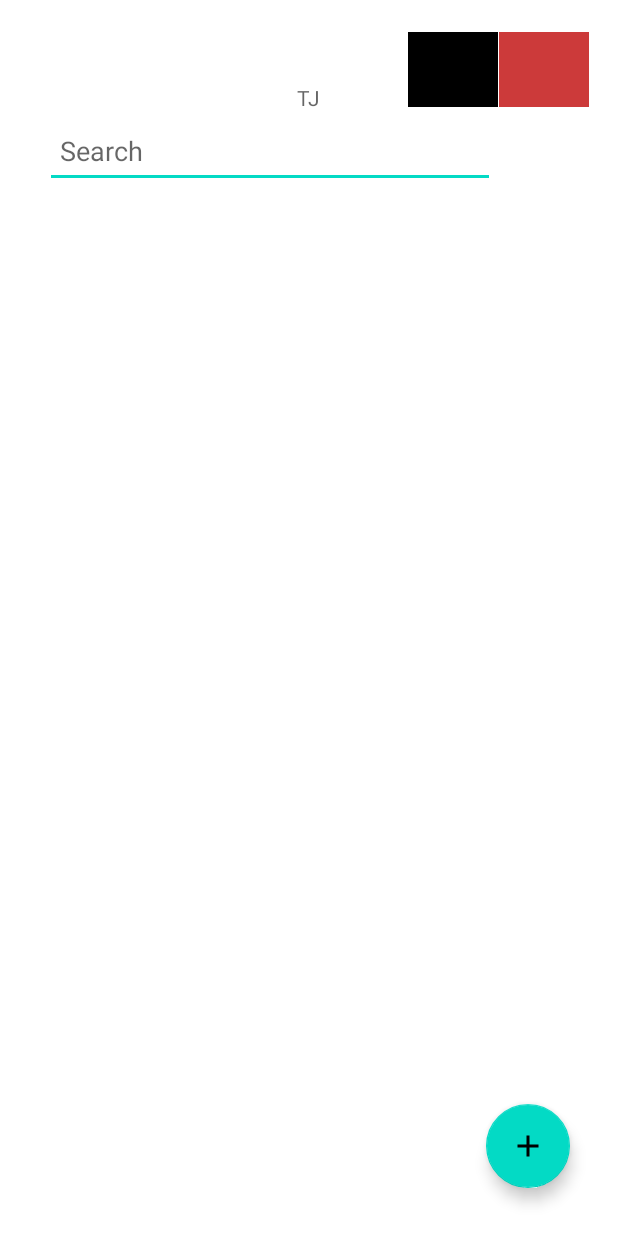
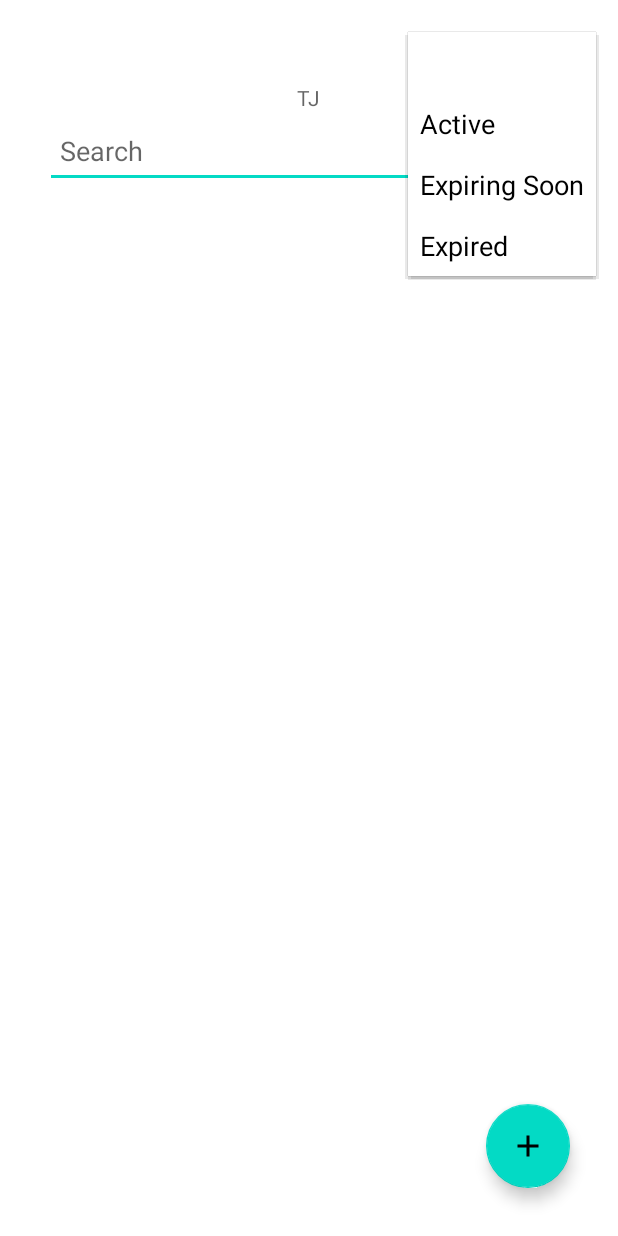
Before and after one commit to Rohancp29/AdminApp, an Android app: the View_customer screen opened directly, with no data from a screen before it, after a tap on an icon or button, on a phone screen of 412 x 824 dp. Run offline under Robolectric (Android 15) with nearby library versions, the phone set to English and light mode, and no system bars; our stand-ins replace Firebase (no records; nobody signed in at launch, a user with empty details on screens opened directly).

```diff
--- a/app/src/main/java/com/technolite/adminapp/MemberAdapter.java
+++ b/app/src/main/java/com/technolite/adminapp/MemberAdapter.java
@@ -52,6 +52,7 @@ public class MemberAdapter extends RecyclerView.Adapter<MemberAdapter.MemberView
         holder.numberTV.setText(member.getMember_number());
         holder.addrsTV.setText(member.getMember_addrs());
         holder.remainderTV.setText(member.getReminder_status());
+        //holder.expiry.setText(member.getExpiry_date());
 
 
     }
@@ -66,7 +67,7 @@ public class MemberAdapter extends RecyclerView.Adapter<MemberAdapter.MemberView
     }
 
     public class MemberViewHolder extends RecyclerView.ViewHolder{
-        TextView nameTV,addrsTV,numberTV,dateTV,remainderTV;
+        TextView nameTV,addrsTV,numberTV,dateTV,remainderTV,expiry;
 
         public MemberViewHolder(@NonNull View itemView) {
             super(itemView);
@@ -76,6 +77,7 @@ public class MemberAdapter extends RecyclerView.Adapter<MemberAdapter.MemberView
             remainderTV=itemView.findViewById(R.id.idcalender);
             dateTV=itemView.findViewById(R.id.iddate);
 
+
         }
     }
 
--- a/app/src/main/java/com/technolite/adminapp/View_customer.java
+++ b/app/src/main/java/com/technolite/adminapp/View_customer.java
@@ -19,9 +19,11 @@ import android.text.Editable;
 import android.text.TextWatcher;
 import android.util.Log;
 import android.view.View;
+import android.widget.AdapterView;
 import android.widget.ArrayAdapter;
 import android.widget.EditText;
 import android.widget.ImageView;
+import android.widget.Spinner;
 import android.widget.TextView;
 import android.widget.Toast;
 
@@ -75,13 +77,18 @@ public class View_customer extends AppCompatActivity {
 
 
 
-        String months[] = {"","Active", "Expering Soon", "Expired"};
+        String months[] = {"","Active", "Expiring Soon", "Expired"};
         List<String> monthList = new ArrayList<>(Arrays.asList(months));
-        ArrayAdapter<String> adapter = new ArrayAdapter<>(this, R.layout.spinner_item_layout, monthList);
-        adapter.setDropDownViewResource(R.layout.spinner_dropdown_item_layout);
+        ArrayAdapter<String> sadapter = new ArrayAdapter<>(this, R.layout.spinner_item_layout, monthList);
+        sadapter.setDropDownViewResource(R.layout.spinner_dropdown_item_layout);
 
 
-        //filter=findViewById(R.id.filter);
+        Spinner status=findViewById(R.id.status);
+        status.setAdapter(sadapter);
+
+
+
+        filter=findViewById(R.id.filter);
         filter.setOnClickListener(new View.OnClickListener() {
             @Override
             public void onClick(View v) {
@@ -115,10 +122,9 @@ public class View_customer extends AppCompatActivity {
                     String member_number = memberSnapshot.child("Mobile").getValue(String.class);
                     String member_fee = memberSnapshot.child("Payment").getValue(String.class);
                     String Duration = memberSnapshot.child("Duration").getValue(String.class);
-
                     String join_date = memberSnapshot.child("Join Date").getValue(String.class);
 
-                    Log.d("TAG", "Name: " + member_name + ", Mobile: " + member_number + ", Address: " + member_addrs + ", Payment: " + member_fee + ", Join Date: " + join_date + ", Duration: " + Duration);
+                   // Log.d("TAG", "Name: " + member_name + ", Mobile: " + member_number + ", Address: " + member_addrs + ", Payment: " + member_fee + ", Join Date: " + join_date + ", Duration: " + Duration);
 
 
 // Calculate reminder status based on join date and duration
@@ -134,9 +140,11 @@ public class View_customer extends AppCompatActivity {
                         int duration_in_months = 0;
                         if (Duration.equals("1 Month")) {
                             duration_in_months = 1;
-                        }  else if (Duration.equals("3 Months")) {
+                        } else if (Duration.equals("2 Month")) {
+                            duration_in_months = 2;
+                        } else if (Duration.equals("3 Month")) {
                             duration_in_months = 3;
-                        } else if (Duration.equals("6 Months")) {
+                        } else if (Duration.equals("6 Month")) {
                             duration_in_months = 6;
                         } else if (Duration.equals("1 Year")) {
                             duration_in_months = 12;
@@ -160,9 +168,8 @@ public class View_customer extends AppCompatActivity {
                             reminder_status = "Active";
                         }
 
-
                         // Do something with the data
-                        memberList.add(0, new Member( member_name, member_addrs, member_number, member_fee, Duration, join_date, reminder_status));
+                        memberList.add(0, new Member( member_name, member_addrs, member_number, member_fee, Duration, join_date, reminder_status,expiry_date.toString()));
                         adapter.notifyItemInserted(0);
 
 
@@ -218,6 +225,38 @@ public class View_customer extends AppCompatActivity {
         });
 
 
+        status.setOnItemSelectedListener(new AdapterView.OnItemSelectedListener() {
+            @Override
+            public void onItemSelected(AdapterView<?> adapterView, View view, int i, long l) {
+
+                String Sstatus=adapterView.getItemAtPosition(i).toString();
+
+
+                List<Member> filterlist=new ArrayList<>();
+                for(Member member:memberList){
+
+                    if(member.getReminder_status().toLowerCase().contains(Sstatus.toLowerCase().trim())) {
+                        filterlist.add(member);
+                    }
+
+                }
+                if(filterlist.isEmpty()) {
+                    recyclerView.setAdapter(adapter);
+                }
+                else{
+                    recyclerView.setAdapter(new MemberAdapter(filterlist, View_customer.this));
+
+
+                }
+
+            }
+
+            @Override
+            public void onNothingSelected(AdapterView<?> adapterView) {
+
+            }
+        });
+
 
 
         floatingActionButton = findViewById(R.id.floating_Btn);
--- a/app/src/main/res/layout/customer_list.xml
+++ b/app/src/main/res/layout/customer_list.xml
@@ -147,6 +147,7 @@
                 </LinearLayout>
 
 
+
             </LinearLayout>
 
 
```
Also changed, not shown: app/src/main/java/com/technolite/adminapp/Member.java (+12 -2 lines).
